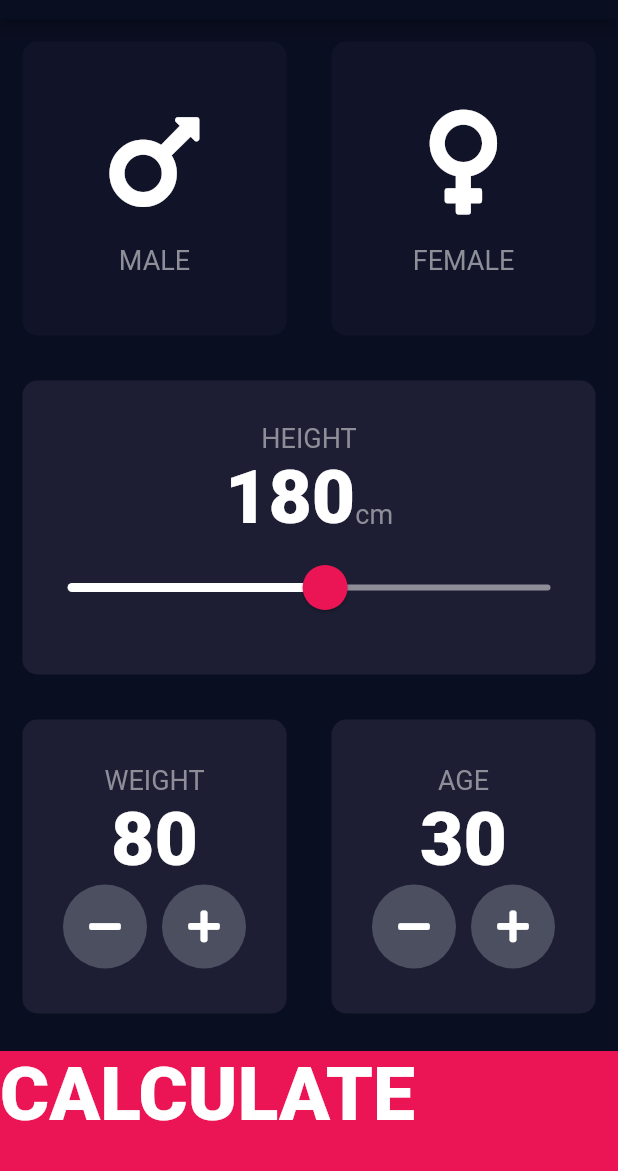
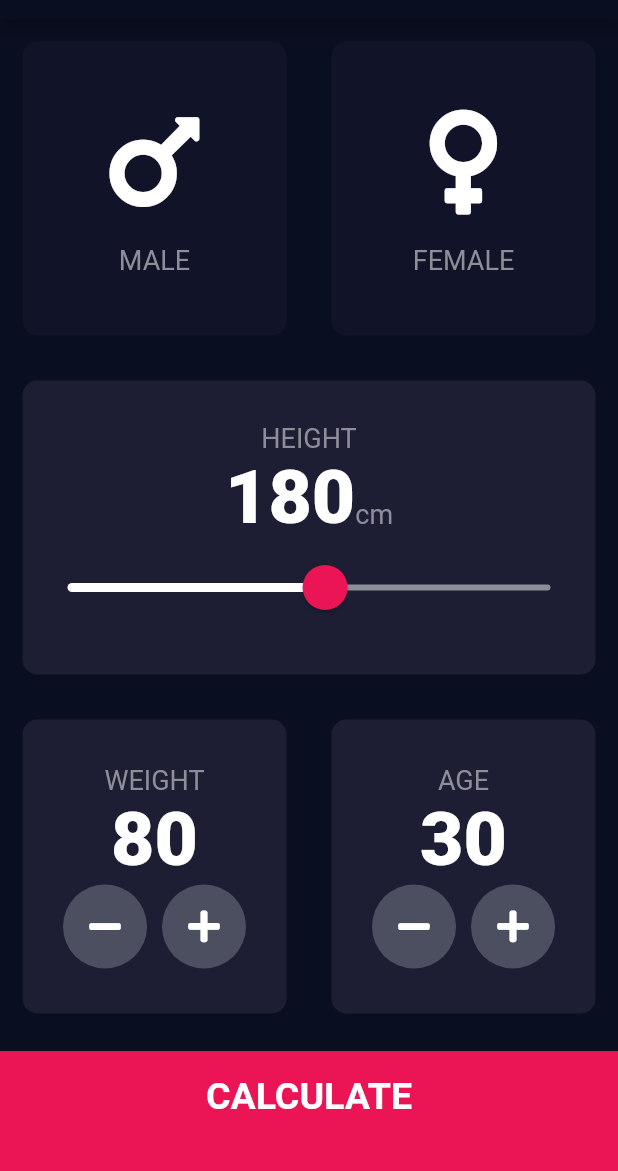
Before and after one commit to ldasha60/bmi-calculator-flutter, a Flutter app: the screen it shows after launch, on a phone screen of 412 x 824 dp, the part 65-1236 px from its top. Run offline on Flutter 3.47's test engine with Material 2 defaults, Android fonts, the phone set to English and light mode, and no system bars; our stand-ins replace font_awesome_flutter.

Commit message:
Complete input_page.dart

```diff
--- a/lib/constants.dart
+++ b/lib/constants.dart
@@ -11,3 +11,5 @@ const kUserMinHeight = 100.0;
 const kLabelTextStyle = TextStyle(fontSize: 18.0, color: Color(0xFF8D8E98));
 const kNumberTextStyle =
     TextStyle(fontSize: 50.0, color: Colors.white, fontWeight: FontWeight.w900);
+const kButtonTextStyle =
+    TextStyle(fontSize: 25.0, color: Colors.white, fontWeight: FontWeight.bold);
--- a/lib/input_page.dart
+++ b/lib/input_page.dart
@@ -191,11 +191,14 @@ class _InputPageState extends State<InputPage> {
                 );
               },
               child: Container(
-                child: Text(
-                  'CALCULATE',
-                  style: kNumberTextStyle,
+                child: Center(
+                  child: Text(
+                    'CALCULATE',
+                    style: kButtonTextStyle,
+                  ),
                 ),
                 color: kBottomContainerColor,
+                padding: EdgeInsets.only(bottom: 20.0),
                 margin: EdgeInsets.only(top: 10.0),
                 width: double.infinity,
                 height: kBottomContainerHeight,
```
